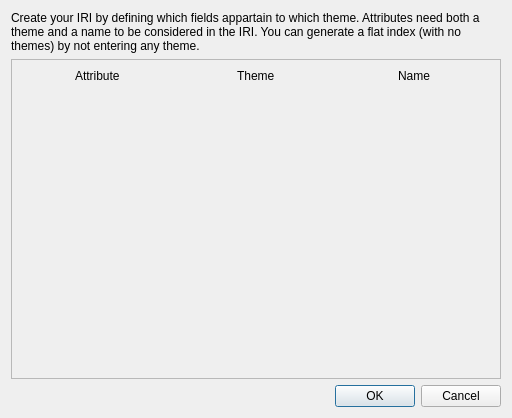
The window that svir/ui/ui_create_weight_tree.ui (gem/oq-irmt-qgis) describes before a commit, drawn with Qt 5.
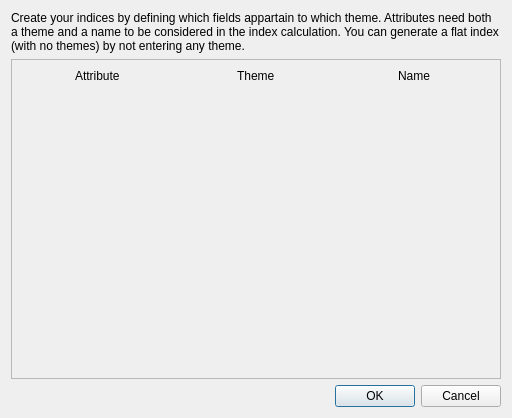
The same window after the commit.

The edit to the form file:
```diff
--- a/svir/ui/ui_create_weight_tree.ui
+++ b/svir/ui/ui_create_weight_tree.ui
@@ -20,7 +20,7 @@
    <item>
     <widget class="QLabel" name="label">
      <property name="text">
-      <string>Create your IRI by defining which fields appartain to which theme. Attributes need both a theme and a name to be considered in the IRI. You can generate a flat index (with no themes) by not entering any theme.</string>
+      <string>Create your indices by defining which fields appartain to which theme. Attributes need both a theme and a name to be considered in the index calculation. You can generate a flat index (with no themes) by not entering any theme.</string>
      </property>
      <property name="wordWrap">
       <bool>true</bool>
```
Left out of the diff: 4 changed lines with no effect on the pictures.
